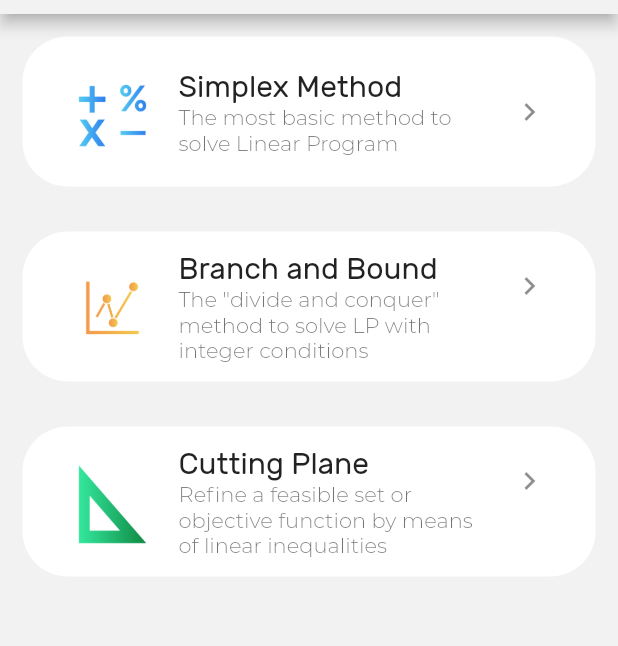
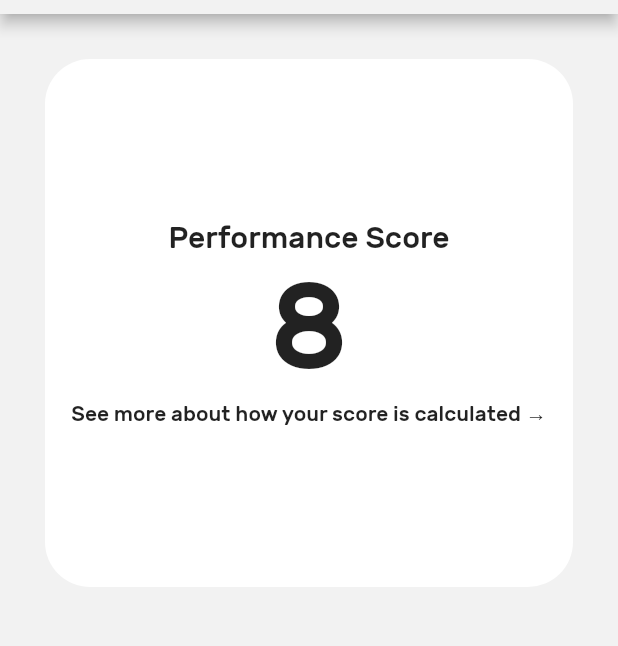
Before and after one commit to Photronium/Math-Solver-App, a Flutter app: the Dashboard screen opened directly, on a phone screen of 412 x 824 dp, the part 70-716 px from its top. Run offline on Flutter 3.47's test engine with Material 2 defaults, Android fonts, the light colour scheme and no system bars; project files that could hold a hidden picture were left out.

Commit message:
1 change
Added Performance Score widget to Dashboard view

```diff
--- a/lib/screen/dashboard/dashboard.dart
+++ b/lib/screen/dashboard/dashboard.dart
@@ -11,94 +11,46 @@ class Dashboard extends StatelessWidget {
         centerTitle: true,
       ),
       drawer: DrawTab(),
-      body: Column(
-        mainAxisAlignment: MainAxisAlignment.spaceBetween,
+      body: GridView.count(
+        primary: false,
+        padding: const EdgeInsets.all(30),
+        crossAxisSpacing: 10,
+        mainAxisSpacing: 10,
+        crossAxisCount: 1,
         children: <Widget>[
-          Column(children: <Widget>[
-            Container(
-                height: 100.0,
-                margin: EdgeInsets.all(15.0),
+          PerformanceScore()
+        ],
+      )
+    );
+  }
+}
+
+class PerformanceScore extends StatelessWidget {
+  var score = 8;
+  @override
+  Widget build(BuildContext context) {
+    return Container(
+                height: 500.0,
                 child: FlatButton(
                   shape: RoundedRectangleBorder(
                     borderRadius: BorderRadius.circular(30.0),
                   ),
                   color: Colors.white,
-                  child: ListTile(
-                    leading: Image(
-                      image:
-                      AssetImage('assets/images/iconSimplexMethod-06.png'),
-                      height: 100.0,
-                    ),
-                    title: Text("Simplex Method",
+                  child: Column(
+                    crossAxisAlignment: CrossAxisAlignment.center,
+                    mainAxisSize: MainAxisSize.min,
+                  children: <Widget>[
+                    Text("Performance Score",
                         style: TextStyle(fontSize: 20.0)),
-                    subtitle: Text(
-                        "The most basic method to solve Linear Program",
-                        style: TextStyle(
-                            fontFamily: 'Montserrat',
-                            fontWeight: FontWeight.w100)),
-                    trailing: Icon(Icons.navigate_next),
-                  ),
+                    Text(
+                        score.toString(),
+                        style: TextStyle(fontSize: 80)),
+                    Text("See more about how your score is calculated →",
+                        style: TextStyle(fontSize: 14.0)),
+                  ]),
                   onPressed: () {
                     print("Simplex");
                   },
-                )),
-            Container(
-                height: 100.0,
-                margin: EdgeInsets.all(15.0),
-                child: FlatButton(
-                  shape: RoundedRectangleBorder(
-                    borderRadius: BorderRadius.circular(30.0),
-                  ),
-                  color: Colors.white,
-                  child: ListTile(
-                    leading: Image(
-                      image: AssetImage(
-                          'assets/images/iconBranchAndBound-06.png'),
-                      height: 100.0,
-                    ),
-                    title: Text("Branch and Bound",
-                        style: TextStyle(fontSize: 20.0)),
-                    subtitle: Text(
-                        'The "divide and conquer" method to solve LP with integer conditions',
-                        style: TextStyle(
-                            fontFamily: 'Montserrat',
-                            fontWeight: FontWeight.w100)),
-                    trailing: Icon(Icons.navigate_next),
-                  ),
-                  onPressed: () {
-                    print("Branch and Bound");
-                  },
-                )),
-            Container(
-                height: 100.0,
-                margin: EdgeInsets.all(15.0),
-                child: FlatButton(
-                  shape: RoundedRectangleBorder(
-                    borderRadius: BorderRadius.circular(30.0),
-                  ),
-                  color: Colors.white,
-                  onPressed: () {
-                    print("Cutting Plane");
-                  },
-                  child: ListTile(
-                    leading: Image(
-                      image:
-                      AssetImage('assets/images/iconCuttingPlane-06.png'),
-                      height: 100.0,
-                    ),
-                    title: Text("Cutting Plane",
-                        style: TextStyle(fontSize: 20.0)),
-                    subtitle: Text(
-                        "Refine a feasible set or objective function by means of linear inequalities",
-                        style: TextStyle(
-                            fontFamily: 'Montserrat',
-                            fontWeight: FontWeight.w100)),
-                    trailing: Icon(Icons.navigate_next),
-                  ),
-                )),
-          ]),
-        ],
-      ),
-    );
+                ));
   }
 }
```
